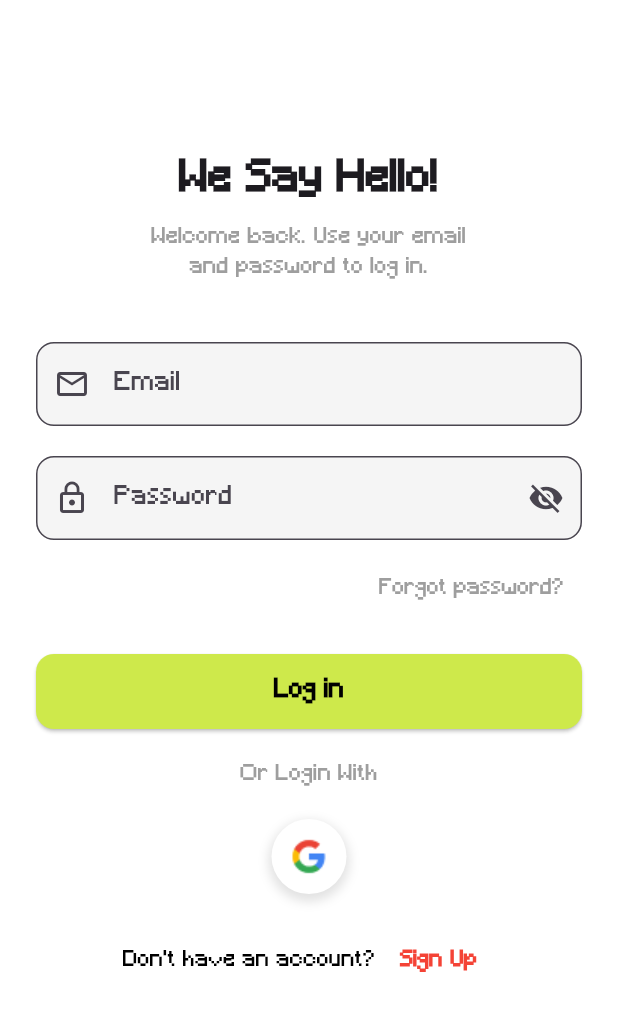
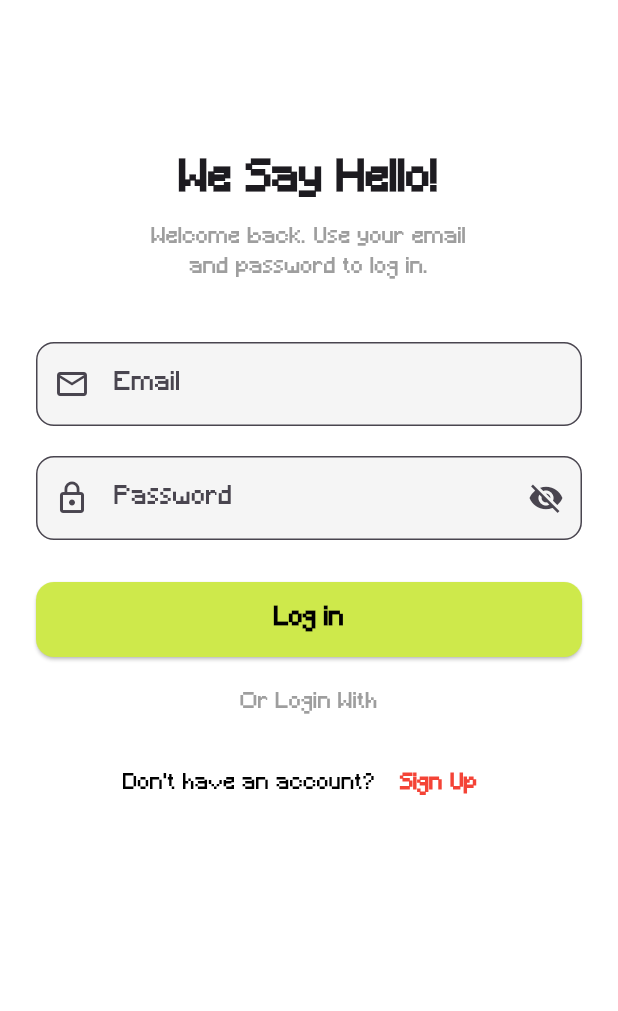
Before and after one commit to msyahin/wildwatch, a Flutter app: the SignInScreen screen opened by its route, on a phone screen of 412 x 824 dp. Shown: the top 1011 px of the screen. Run offline on Flutter 3.47's test engine with Material 3 defaults, Android fonts, the phone set to English and light mode, and no system bars; our stand-ins replace audioplayers, camera, cloud_firestore, firebase_auth, firebase_core, image_picker; missing offline and left inert: tflite_flutter; accounts and stored records are empty.

Commit message:
minor changes

```diff
--- a/lib/login.dart
+++ b/lib/login.dart
@@ -90,13 +90,6 @@
               const SizedBox(height: 8),
               Align(
                 alignment: Alignment.centerRight,
-                child: TextButton(
-                  onPressed: () {},
-                  child: const Text(
-                    'Forgot password?',
-                    style: TextStyle(color: Colors.grey, fontSize: 14),
-                  ),
-                ),
               ),
               const SizedBox(height: 20),
               SizedBox(
@@ -130,36 +123,6 @@
               Row(
                 mainAxisAlignment: MainAxisAlignment.center,
                 children: [
-                  // Google Button (Placeholder)
-                  Container(
-                    width: 50,
-                    height: 50,
-                    decoration: BoxDecoration(
-                      shape: BoxShape.circle,
-                      color: Colors.white,
-                      boxShadow: [
-                        BoxShadow(
-                          color: Colors.grey.withOpacity(0.3),
-                          spreadRadius: 2,
-                          blurRadius: 5,
-                          offset: const Offset(0, 3),
-                        ),
-                      ],
-                    ),
-                    child: IconButton(
-                      icon: Image.asset('assets/google_logo.png'),
-                      iconSize: 30,
-                      onPressed: () {
-                        // Handle Google login
-                      },
-                    ),
-                  ),
-                ],
-              ),
-              const SizedBox(height: 20),
-              Row(
-                mainAxisAlignment: MainAxisAlignment.center,
-                children: [
                   const Text(
                     "Don't have an account? ",
                     style: TextStyle(fontSize: 14, color: Colors.black),
--- a/lib/view_species.dart
+++ b/lib/view_species.dart
@@ -180,7 +180,7 @@
                           Container(
                             padding: const EdgeInsets.symmetric(horizontal: 12, vertical: 4),
                             decoration: BoxDecoration(
-                              color: status == 'Endangered' ? Colors.red : Colors.green,
+                              color: status == 'Endangered' ? Colors.red : status == 'Vulnerable' ? Colors.orange : Colors.green,
                               borderRadius: BorderRadius.circular(12),
                             ),
                             child: Text(
```
